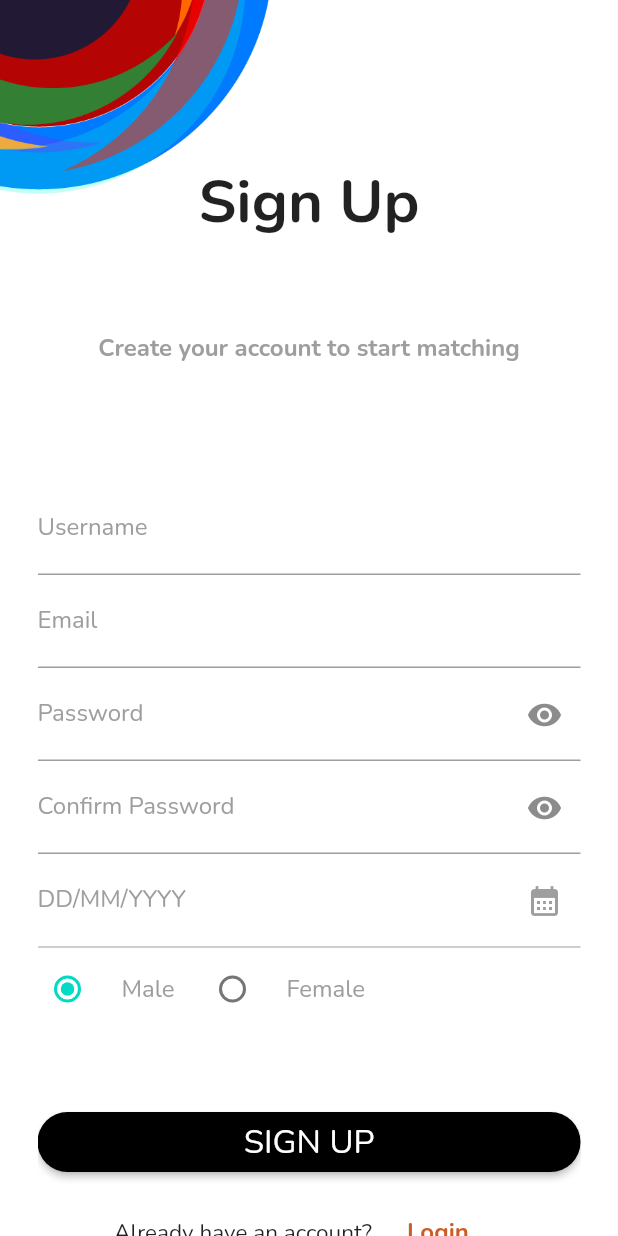
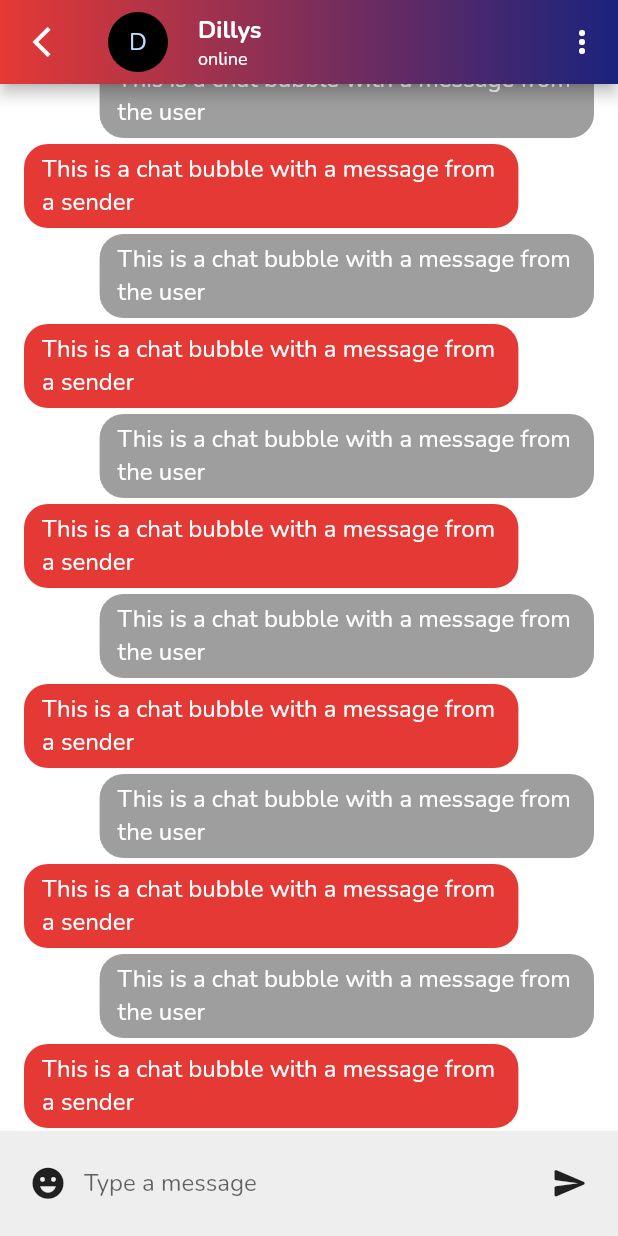
Before and after one commit to Orion-Software-Engineering/flutter, a Flutter app: the screen it shows after launch, on a phone screen of 412 x 824 dp. Run offline on Flutter 3.47's test engine with Material 2 defaults, Android fonts, the phone set to English and light mode, and no system bars; our stand-ins replace chat_bubbles, fluttertoast, font_awesome_flutter.

Commit message:
added chat page

```diff
--- a/lib/api/api_service_interests.dart
+++ b/lib/api/api_service_interests.dart
@@ -15,11 +15,12 @@ class InterestAPIService {
     );
 
     try {
-      final response = await http.post(url, body: jsonEncode(requestModel));
-      //print(requestModel.toJson());
+      final response = await http.post(url, body: requestModel.toJson());
+      print(requestModel.toJson());
       if (response.statusCode == 200) {
         return InterestResponseModel.fromJson(json.decode(response.body));
       } else {
+        print(response.body);
         throw Exception("Failed to load data ${response.statusCode}");
       }
     } catch (e) {
--- /dev/null
+++ b/lib/chat/chat_item.dart
@@ -0,0 +1,39 @@
+// ignore_for_file: prefer_typing_uninitialized_variables, prefer_const_literals_to_create_immutables
+
+import 'package:flutter/material.dart';
+import 'package:chat_bubbles/chat_bubbles.dart';
+
+class ChatItem extends StatefulWidget {
+  final index;
+  const ChatItem({Key? key, required this.index}) : super(key: key);
+
+  @override
+  State<ChatItem> createState() => _ChatItemState();
+}
+
+class _ChatItemState extends State<ChatItem> {
+  @override
+  Widget build(BuildContext context) {
+    if (widget.index % 2 == 0) {
+      return Row(mainAxisAlignment: MainAxisAlignment.start, children: [
+        BubbleSpecialThree(
+          text: "This is a chat bubble with a message from a sender",
+          color: Color(0xFFE53935),
+          tail: false,
+          seen: false,
+          textStyle: TextStyle(color: Colors.white, fontSize: 16),
+        ),
+      ]);
+    } else {
+      return Row(mainAxisAlignment: MainAxisAlignment.end, children: [
+        BubbleSpecialThree(
+          text: "This is a chat bubble with a message from the user",
+          color: Colors.grey,
+          tail: false,
+          seen: false,
+          textStyle: TextStyle(color: Colors.white, fontSize: 16),
+        ),
+      ]);
+    }
+  }
+}
--- /dev/null
+++ b/lib/chat/chat_list.dart
@@ -0,0 +1,24 @@
+import 'package:flutter/material.dart';
+import 'package:matchmaking_demo/chat/chat_item.dart';
+
+class ChatList extends StatefulWidget {
+  ChatList({Key? key}) : super(key: key);
+  final ScrollController listScrollController = new ScrollController();
+
+  @override
+  State<ChatList> createState() => _ChatListState();
+}
+
+class _ChatListState extends State<ChatList> {
+  @override
+  Widget build(BuildContext context) {
+    return Flexible(
+        child: ListView.builder(
+      reverse: true,
+      itemBuilder: (context, index) => ChatItem(index: index),
+      controller: widget.listScrollController,
+      padding: EdgeInsets.all(0),
+      itemCount: 50,
+    ));
+  }
+}
--- /dev/null
+++ b/lib/chat/chat_page.dart
@@ -0,0 +1,78 @@
+import 'package:flutter/material.dart';
+import 'package:matchmaking_demo/chat/chat_list.dart';
+import 'package:matchmaking_demo/chat/input_field.dart';
+
+class Chat extends StatefulWidget {
+  const Chat({Key? key}) : super(key: key);
+
+  @override
+  State<Chat> createState() => _ChatState();
+}
+
+class _ChatState extends State<Chat> {
+  String senderName = "Dillys";
+  String senderStatus = "online";
+  @override
+  Widget build(BuildContext context) {
+    return Scaffold(
+      appBar: AppBar(
+        leading: IconButton(
+          onPressed: () => Navigator.of(context).pop(),
+          icon: Icon(Icons.arrow_back_ios_sharp),
+        ),
+        flexibleSpace: Container(
+          decoration: BoxDecoration(
+              gradient: LinearGradient(
+                  colors: const <Color>[Color(0xFFE53935), Color(0xFF1A237E)])),
+        ),
+        title: GestureDetector(
+          onTap: () => Navigator.of(context).pushNamed('/home'),
+          child: Row(
+            children: [
+              CircleAvatar(
+                backgroundColor: Colors.black,
+                child: Text(senderName[0]),
+              ),
+              SizedBox(
+                width: 20.0,
+              ),
+              Column(
+                crossAxisAlignment: CrossAxisAlignment.start,
+                children: [
+                  Text(
+                    senderName,
+                    style: TextStyle(
+                      fontWeight: FontWeight.w700,
+                      fontFamily: "Nunito",
+                      fontSize: 16,
+                    ),
+                  ),
+                  Text(
+                    senderStatus,
+                    style: TextStyle(
+                      fontFamily: "Nunito",
+                      fontSize: 12,
+                    ),
+                  ),
+                ],
+              ),
+            ],
+          ),
+        ),
+        actions: [
+          IconButton(onPressed: () {}, icon: Icon(Icons.more_vert_rounded)),
+        ],
+      ),
+      body: Stack(
+        children: [
+          Column(
+            children: [
+              ChatList(),
+              InputField(),
+            ],
+          ),
+        ],
+      ),
+    );
+  }
+}
--- /dev/null
+++ b/lib/chat/input_field.dart
@@ -0,0 +1,46 @@
+import 'package:flutter/material.dart';
+
+class InputField extends StatefulWidget {
+  const InputField({Key? key}) : super(key: key);
+
+  @override
+  State<InputField> createState() => _InputFieldState();
+}
+
+class _InputFieldState extends State<InputField> {
+  @override
+  Widget build(BuildContext context) {
+    return Container(
+      padding: EdgeInsets.symmetric(horizontal: 8),
+      decoration: BoxDecoration(
+        color: Colors.grey[200],
+      ),
+      height: 70,
+      child: Row(
+        children: [
+          IconButton(
+            onPressed: () {},
+            icon: Icon(Icons.emoji_emotions),
+            iconSize: 25,
+          ),
+          Expanded(
+            child: TextField(
+              decoration: InputDecoration(
+                hintText: "Type a message",
+                border: UnderlineInputBorder(
+                  borderSide: BorderSide.none,
+                ),
+              ),
+              textCapitalization: TextCapitalization.sentences,
+            ),
+          ),
+          IconButton(
+            onPressed: () {},
+            icon: Icon(Icons.send_rounded),
+            iconSize: 25,
+          )
+        ],
+      ),
+    );
+  }
+}
--- a/lib/main.dart
+++ b/lib/main.dart
@@ -3,6 +3,7 @@
 import 'package:flutter/material.dart';
 import 'package:matchmaking_demo/components/home/home_scaffold.dart';
 import 'package:matchmaking_demo/forgotPassword/forgot_password_page.dart';
+import 'package:matchmaking_demo/chat/chat_page.dart';
 import 'package:matchmaking_demo/interests/interests_1.dart';
 import 'package:matchmaking_demo/interests/interests_2.dart';
 import 'package:matchmaking_demo/utils/constants.dart';
@@ -26,7 +27,7 @@ class MyApp extends StatelessWidget {
       themeMode: ThemeMode.light,
       theme: MyThemes.lightTheme,
       darkTheme: MyThemes.darkTheme,
-      initialRoute: '/sign_up',
+      initialRoute: '/chat_page',
       routes: {
         '/login': (context) => Login(),
         '/sign_up': (context) => SignUp(),
@@ -36,6 +37,7 @@ class MyApp extends StatelessWidget {
         '/all_set': (context) => AllSet(),
         '/home': (context) => HomeScaffold(),
         '/forgot_password': (context) => ForgotPassword(),
+        '/chat_page': (context) => Chat(),
       },
     );
   }
--- a/lib/models/interest_model.dart
+++ b/lib/models/interest_model.dart
@@ -15,10 +15,10 @@ class InterestResponseModel {
 }
 
 class InterestRequestModel {
-  late List<String> interests;
+  late dynamic interests;
 
-  Map<String, List<String>> toJson() {
-    Map<String, List<String>> map = {
+  Map<String, dynamic> toJson() {
+    Map<String, dynamic> map = {
       'interests': interests,
     };
     return map;
--- a/pubspec.yaml
+++ b/pubspec.yaml
@@ -37,6 +37,7 @@ dependencies:
   font_awesome_flutter: 10.1.0
   cupertino_icons: ^1.0.2
   intl: ^0.17.0
+  chat_bubbles: ^1.3.0
 
 dev_dependencies:
   flutter_test:
```
Also changed, not shown: pubspec.lock.
